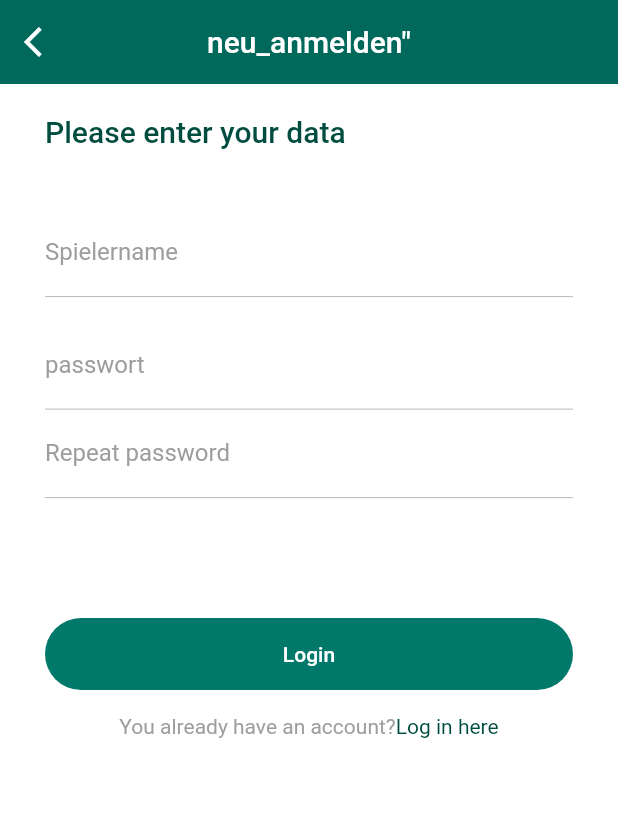
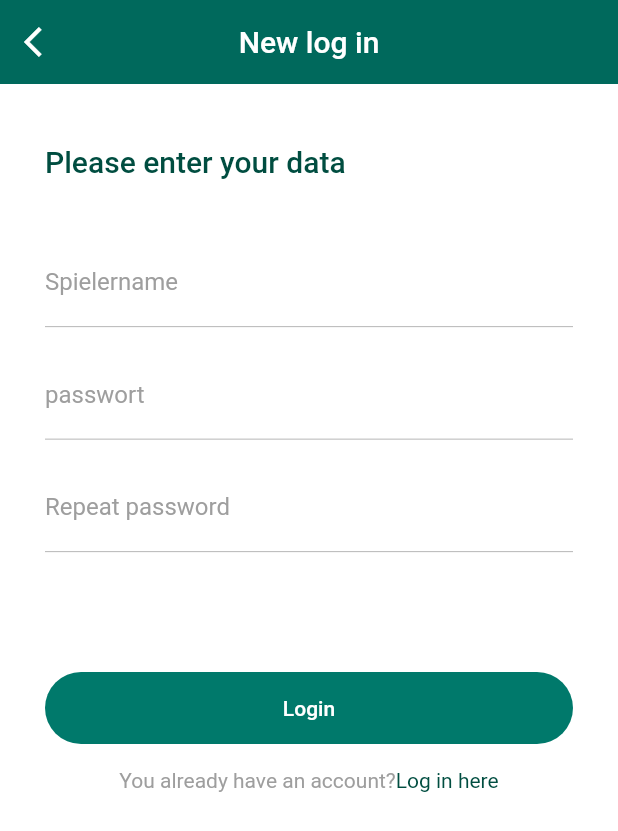
Before and after one commit to MonaO17/FlutterApp-SDQuiz-with-Firebase, a Flutter app: the RegisterScreen screen opened directly, on a phone screen of 412 x 824 dp. Shown: the top 831 px of the screen. Run offline on Flutter 3.47's test engine with Material 2 defaults, Android fonts, the phone set to English and light mode, and no system bars; our stand-ins replace easy_localization, sqflite; accounts and stored records are empty; network calls fail.

Commit message:
Login & Registrierung Logik fertig

```diff
--- a/lib/main.dart
+++ b/lib/main.dart
@@ -1,6 +1,8 @@
 import 'package:easy_localization/easy_localization.dart';
 import 'package:flutter/material.dart';
 import 'package:sd_quiz/view/login/login_screen.dart';
+import 'package:sd_quiz/view/quiz/quiz_screen.dart';
+import 'package:sd_quiz/view/register/register_screen.dart';
 
 void main() {
   runApp(
@@ -28,7 +30,7 @@ class MyApp extends StatelessWidget {
         visualDensity: VisualDensity.adaptivePlatformDensity,
         //primarySwatch: Colors.blue,
       ),
-      home: Login(),
+      home: RegisterScreen(),
     );
   }
 }
--- a/lib/view/login/widget/login_button.dart
+++ /dev/null
@@ -1,41 +0,0 @@
-import 'package:flutter/material.dart';
-import 'package:easy_localization/easy_localization.dart';
-import 'package:sd_quiz/view/quiz_overview/quiz_overview_screen.dart';
-
-
-
-class LoginButton extends StatelessWidget {
-  const LoginButton({
-    Key key,
-  }) : super(key: key);
-
-  @override
-  Widget build(BuildContext context) {
-    return Container(
-      padding: const EdgeInsets.symmetric(horizontal: 30),
-      child: FlatButton(
-        shape: RoundedRectangleBorder(
-          borderRadius: BorderRadius.circular(36),
-        ),
-        color: Colors.teal[700],
-        onPressed: () {Navigator.push(
-    context,
-    MaterialPageRoute(
-    builder: (context){
-    return QuizOverview(); // hier muss die Startseite mit den QuizKategorien rein
-    },),);
-    },
-        child: Container(
-          width: double.infinity,
-          padding: const EdgeInsets.symmetric(vertical: 16),
-          alignment: Alignment.center,
-          child: Text('login',
-            style: TextStyle(
-              color: Colors.white,
-            ),
-          ).tr(),
-          ),
-      ),
-    );
-  }
-}
--- a/lib/view/register/register_screen.dart
+++ b/lib/view/register/register_screen.dart
@@ -1,24 +1,122 @@
 import 'package:flutter/gestures.dart';
 import 'package:flutter/material.dart';
 import 'package:easy_localization/easy_localization.dart';
-import 'package:sd_quiz/view/login/widget/login_button.dart';
-import 'package:sd_quiz/view/register/widget/login_form_new.dart';
-import 'package:sd_quiz/view/register/widget/register_text.dart';
+import 'package:sd_quiz/database/database_helper.dart';
+import 'package:sd_quiz/model/user.dart';
+import 'package:sd_quiz/view/login/login_screen.dart';
+import 'package:sd_quiz/view/login/widget/input_text_field.dart';
+import 'package:sd_quiz/view/quiz_overview/quiz_overview_screen.dart';
 
+class RegisterScreen extends StatefulWidget {
+  @override
+  _RegisterScreenState createState() => _RegisterScreenState();
+}
 
-class RegisterScreen extends StatelessWidget {
+class _RegisterScreenState extends State<RegisterScreen> {
+  DatabaseHelper helper = DatabaseHelper();
+  int idCurrentUser;
+  User user;
+  String name, pw, pw2;
+
   @override
   Widget build(BuildContext context) {
     return Scaffold(
-      appBar: buildAppBar(context),
+      appBar: AppBar(
+        backgroundColor: Colors.teal[800],
+        elevation: 0,
+        centerTitle: true,
+        title: Text(
+          'neu_anmelden',
+          style: TextStyle(
+            color: Colors.white,
+          ),
+        ).tr(),
+        leading: IconButton(
+          icon: Icon(
+            Icons.arrow_back_ios,
+            color: Colors.white,
+          ),
+          onPressed: () {
+            Navigator.pop(context);
+          },
+        ),
+      ),
       body: Column(
         crossAxisAlignment: CrossAxisAlignment.start,
         children: [
-          RegisterText(),
-          LoginFormNew(),
-          //Login Button
-          SizedBox(height: 60,),
-          LoginButton(),
+          SizedBox(
+            height: 20,
+          ),
+          Container(
+            padding: const EdgeInsets.symmetric(horizontal: 30, vertical: 20),
+            child: Text(
+              'bitte_daten_eingeben',
+              style: TextStyle(
+                color: Colors.teal[900],
+                fontSize: 20,
+                fontWeight: FontWeight.w500,
+              ),
+            ).tr(),
+          ),
+          Container(
+            padding: const EdgeInsets.symmetric(horizontal: 30, vertical: 20),
+            child: Column(
+              children: [
+                InputTextField(
+                  label: 'Spielername',
+                  onChange: (value) {
+                    name = value;
+                  },
+                ),
+                SizedBox(
+                  height: 16,
+                ),
+                InputTextField(
+                  label: 'passwort'.tr(),
+                  password: true,
+                  onChange: (value) {
+                    pw = value;
+                  },
+                ),
+                SizedBox(
+                  height: 16,
+                ),
+                InputTextField(
+                  label: 'passwort_wdh'.tr(),
+                  password: true,
+                  onChange: (value) {
+                    pw2 = value;
+                  },
+                ),
+              ],
+            ),
+          ),
+          SizedBox(
+            height: 60,
+          ),
+          Container(
+            padding: const EdgeInsets.symmetric(horizontal: 30),
+            child: FlatButton(
+              shape: RoundedRectangleBorder(
+                borderRadius: BorderRadius.circular(36),
+              ),
+              color: Colors.teal[700],
+              onPressed: () {
+                _checkPassword(name, pw, pw2);
+              },
+              child: Container(
+                width: double.infinity,
+                padding: const EdgeInsets.symmetric(vertical: 16),
+                alignment: Alignment.center,
+                child: Text(
+                  'login',
+                  style: TextStyle(
+                    color: Colors.white,
+                  ),
+                ).tr(),
+              ),
+            ),
+          ),
           //Keinen Account/ Register
           Container(
             padding: const EdgeInsets.symmetric(horizontal: 30, vertical: 16),
@@ -27,15 +125,23 @@ class RegisterScreen extends StatelessWidget {
               text: TextSpan(
                 style: TextStyle(color: Colors.grey),
                 children: [
-                  TextSpan( text: 'schon_einen_account'.tr()),
+                  TextSpan(text: 'schon_einen_account'.tr()),
                   TextSpan(
-                      text: 'hier_einloggen'.tr(), style: TextStyle(
-                    color: Colors.teal[900],
-                  ),
-                      recognizer: TapGestureRecognizer()..onTap = () {
-                        Navigator.pop(context);
-                      }
-                  ),
+                      text: 'hier_einloggen'.tr(),
+                      style: TextStyle(
+                        color: Colors.teal[900],
+                      ),
+                      recognizer: TapGestureRecognizer()
+                        ..onTap = () {
+                          Navigator.push(
+                            context,
+                            MaterialPageRoute(
+                              builder: (context) {
+                                return LoginScreen(); // Quizseite verlinken
+                              },
+                            ),
+                          );
+                        }),
                 ],
               ),
             ),
@@ -45,24 +151,46 @@ class RegisterScreen extends StatelessWidget {
     );
   }
 
-  AppBar buildAppBar(BuildContext context) {
-    return AppBar(
-      backgroundColor: Colors.teal[800],
-      elevation: 0,
-      centerTitle: true,
-      title: Text('neu_anmelden"', style: TextStyle(
-        color: Colors.white,
-      ),).tr(),
+  void _checkPassword(String name, String pw, String pw2) {
+    if (pw != pw2) {
+      _showAlertDialog('Fehler!',
+          'Ihre Passwörter stimmen nicht überein. Versuchen Sie es erneut.');
+      pw = null;
+      pw2 = null;
+    } else {
+      _addUserToDB(name, pw);
+    }
+  }
 
-      leading: IconButton(
-        icon: Icon(
-          Icons.arrow_back_ios,
-          color: Colors.white,
+  void _showAlertDialog(String title, String message) {
+    AlertDialog alertDialog = AlertDialog(
+      title: Text(title),
+      content: Text(message),
+    );
+    showDialog(context: context, builder: (_) => alertDialog);
+  }
+
+  Future _addUserToDB(String name, String pw) async {
+    bool userExistsAlready = await helper.userExistsAlreadyCheck(name);
+
+    if (userExistsAlready == true) {
+      _showAlertDialog('Fehler!',
+          'Ihr Spielername ist bereits vergeben. Wählen Sie bitte einen anderen!');
+      name = null;
+    } else {
+      _showAlertDialog('Willkommen!',
+          'Sie haben sich erfolgreich registriert. Viel Spaß beim spielen!');
+      idCurrentUser = await helper.insertUser(name, pw);
+      print(idCurrentUser);
+
+      Navigator.push(
+        context,
+        MaterialPageRoute(
+          builder: (context) {
+            return QuizOverview(idCurrentUser: idCurrentUser);
+          },
         ),
-        onPressed: () {
-          Navigator.pop(context);
-        },
-      ),
-    );
+      );
+    }
   }
 }
--- a/lib/view/register/widget/login_form_new.dart
+++ /dev/null
@@ -1,36 +0,0 @@
-import 'package:flutter/material.dart';
-import 'package:easy_localization/easy_localization.dart';
-import 'package:sd_quiz/view/login/widget/input_text_field.dart';
-
-
-class LoginFormNew extends StatelessWidget {
-  const LoginFormNew({
-    Key key,
-  }) : super(key: key);
-
-  @override
-  Widget build(BuildContext context) {
-    return Container(
-      padding: const EdgeInsets.symmetric(vertical: 20, horizontal: 30,),
-      child: Column(
-        children: [
-          InputTextField(
-            label: 'Spielername',
-            onChange: (value) {},
-          ),
-          SizedBox(height: 16,),
-          InputTextField(
-            label: 'passwort'.tr(),
-            password: true,
-            onChange: (value) {},
-          ),
-          InputTextField(
-            label: 'passwort_wdh'.tr(),
-            password: true,
-            onChange: (value) {},
-          ),
-        ],
-      ),
-    );
-  }
-}
--- a/lib/view/welcome/widget/login_and_register.dart
+++ b/lib/view/welcome/widget/login_and_register.dart
@@ -25,7 +25,7 @@ class LoginAndRegister extends StatelessWidget {
                 context,
                 MaterialPageRoute(
                   builder: (context){
-                    return Login();
+                    return LoginScreen();
                   },),);},
               child: Container(
                 padding: const EdgeInsets.symmetric(vertical: 16),
```
Also changed, not shown: lib/database/database_helper.dart (+34 -5 lines), lib/view/login/login_screen.dart (+51 -50 lines), lib/view/quiz/quiz_screen.dart (renamed from lib/view/quiz/quiz_page.dart, +5 -7 lines), lib/view/quiz_overview/quiz_overview_screen.dart (+29 -24 lines), lib/view/register/widget/login_button.dart (added, +72 -0 lines), lib/view/register/widget/register_form.dart (added, +67 -0 lines).
